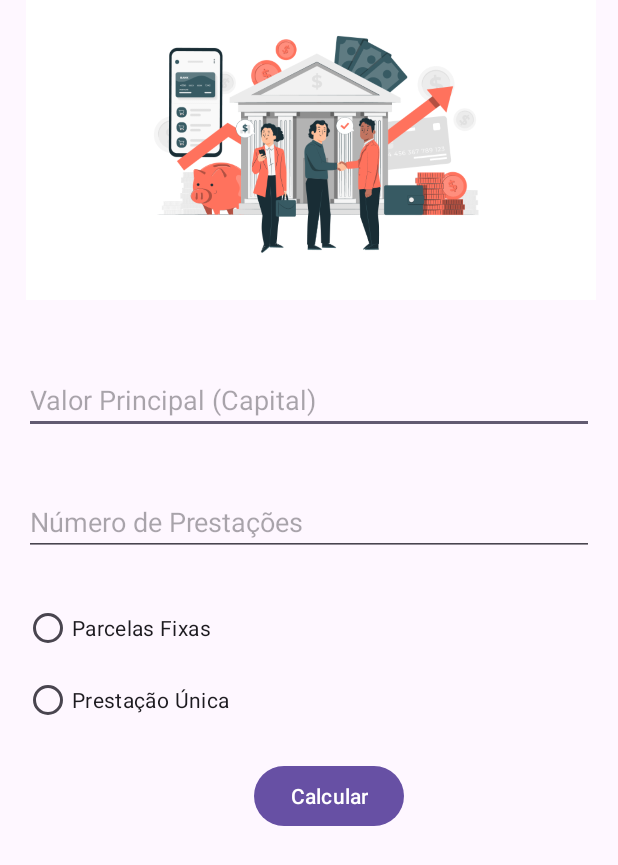
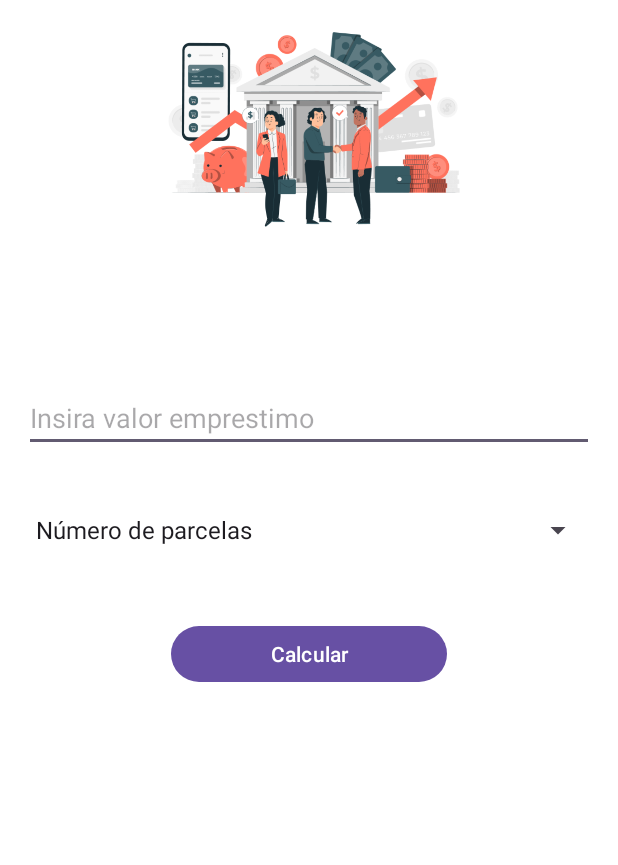
Before and after one commit to LirioManga/BankLoanApp, an Android app: the screen it shows after launch (MainActivity), after a tap on "Calcular", on a phone screen of 412 x 824 dp. Shown: the top 865 px of the screen. Run offline under Robolectric (Android 15) with nearby library versions, the phone set to English and light mode, and no system bars.

Commit message:
Inserindo imagem, no resultado

```diff
--- a/app/src/main/java/com/example/emprestimobank/MainActivity.kt
+++ b/app/src/main/java/com/example/emprestimobank/MainActivity.kt
@@ -2,8 +2,10 @@ package com.example.emprestimobank
 
 import android.content.Intent
 import android.os.Bundle
+import android.widget.ArrayAdapter
 import android.widget.Button
 import android.widget.EditText
+import android.widget.Spinner
 import android.widget.Toast
 import androidx.activity.enableEdgeToEdge
 import androidx.appcompat.app.AppCompatActivity
@@ -15,13 +17,23 @@ class MainActivity : AppCompatActivity() {
         super.onCreate(savedInstanceState)
         setContentView(R.layout.activity_main)
 
+        val installmentsSpinner: Spinner = findViewById(R.id.installmentsSpinner)
+        ArrayAdapter.createFromResource(
+            this,
+            R.array.installments_array,
+            android.R.layout.simple_spinner_item
+        ).also { adapter ->
+            adapter.setDropDownViewResource(android.R.layout.simple_spinner_dropdown_item)
+            installmentsSpinner.adapter = adapter
+        }
+
         val calculateButton: Button = findViewById(R.id.calculateButton)
         calculateButton.setOnClickListener {
+            val principal = findViewById<EditText>(R.id.principalInput).text.toString().toDoubleOrNull()
+            val installments = installmentsSpinner.selectedItem.toString().toIntOrNull()
 
-            val principal = findViewById<EditText>(R.id.principalInput).text.toString().toDoubleOrNull()
-            val installments = findViewById<EditText>(R.id.installmentsInput).text.toString().toIntOrNull()
             if (principal == null || installments == null) {
-                Toast.makeText(this, "Por favor insira todos os campos corretamente", Toast.LENGTH_SHORT).show()
+                Toast.makeText(this, "Por favor insira todos os campos correctamente", Toast.LENGTH_SHORT).show()
                 return@setOnClickListener
             }
 
--- a/app/src/main/java/com/example/emprestimobank/ResultActivity.kt
+++ b/app/src/main/java/com/example/emprestimobank/ResultActivity.kt
@@ -13,7 +13,7 @@ class ResultActivity : AppCompatActivity() {
         setContentView(R.layout.activity_result)
 
         val totalPayment = intent.getDoubleExtra("totalPayment", 0.0)
-        findViewById<TextView>(R.id.resultTextView).text = String.format("Valor total a pagar: %.2f", totalPayment)
+        findViewById<TextView>(R.id.resultTextView).text = String.format("Valor  a pagar: %.2f ", totalPayment, "Mt")
         Toast.makeText(this, "Total a pagar: %.2f".format(totalPayment), Toast.LENGTH_LONG).show()
 
         val backButton: Button = findViewById(R.id.backButton)
--- a/app/src/main/res/layout/activity_main.xml
+++ b/app/src/main/res/layout/activity_main.xml
@@ -5,30 +5,39 @@
     android:id="@+id/main"
     android:layout_width="match_parent"
     android:layout_height="match_parent"
+    android:background="@color/white"
     tools:context=".MainActivity">
 
+    <ImageView
+        android:id="@+id/myImageView"
+        android:layout_width="0dp"
+        android:layout_height="179dp"
+        android:src="@drawable/banco"
+
+        app:layout_constraintHorizontal_bias="0.647"
+        app:layout_constraintStart_toStartOf="parent"
+        tools:layout_editor_absoluteY="15dp" />
 
     <EditText
         android:id="@+id/principalInput"
         android:layout_width="0dp"
         android:layout_height="wrap_content"
         android:layout_marginHorizontal="16dp"
-        android:layout_marginTop="244dp"
-        android:hint="Valor Principal (Capital)"
+        android:layout_marginTop="256dp"
+        android:hint="Insira valor emprestimo"
         android:inputType="numberDecimal"
         app:layout_constraintEnd_toEndOf="parent"
         app:layout_constraintStart_toStartOf="parent"
         app:layout_constraintTop_toTopOf="parent" />
 
-    <EditText
-        android:id="@+id/installmentsInput"
+    <Spinner
+        android:id="@+id/installmentsSpinner"
         android:layout_width="0dp"
         android:layout_height="wrap_content"
         android:layout_marginHorizontal="16dp"
-        android:layout_marginTop="36dp"
-        android:hint="Número de Prestações"
-        android:inputType="number"
+        android:layout_marginTop="40dp"
         app:layout_constraintEnd_toEndOf="parent"
+        app:layout_constraintHorizontal_bias="0.125"
         app:layout_constraintStart_toStartOf="parent"
         app:layout_constraintTop_toBottomOf="@+id/principalInput" />
 
@@ -40,41 +49,32 @@
         android:layout_marginTop="24dp"
         app:layout_constraintEnd_toEndOf="parent"
         app:layout_constraintStart_toStartOf="parent"
-        app:layout_constraintTop_toBottomOf="@+id/installmentsInput">
+        app:layout_constraintTop_toBottomOf="@+id/installmentsSpinner">
 
-        <RadioButton
-            android:id="@+id/radioFixedInstallments"
-            android:layout_width="wrap_content"
-            android:layout_height="wrap_content"
-            android:text="Parcelas Fixas" />
+<!--        <RadioButton-->
+<!--            android:id="@+id/radioFixedInstallments"-->
+<!--            android:layout_width="wrap_content"-->
+<!--            android:layout_height="wrap_content"-->
+<!--            android:text="Parcelas Fixas" />-->
 
-        <RadioButton
-            android:id="@+id/radioSinglePayment"
-            android:layout_width="wrap_content"
-            android:layout_height="wrap_content"
-            android:text="Prestação Única" />
+<!--        <RadioButton-->
+<!--            android:id="@+id/radioSinglePayment"-->
+<!--            android:layout_width="wrap_content"-->
+<!--            android:layout_height="wrap_content"-->
+<!--            android:text="Prestação Única" />-->
 
     </RadioGroup>
 
     <Button
         android:id="@+id/calculateButton"
-        android:layout_width="wrap_content"
-        android:layout_height="wrap_content"
+        android:layout_width="184dp"
+        android:layout_height="45dp"
         android:layout_marginHorizontal="16dp"
-        android:layout_marginTop="16dp"
+        android:layout_marginTop="24dp"
         android:text="Calcular"
         app:layout_constraintEnd_toEndOf="parent"
-        app:layout_constraintHorizontal_bias="0.548"
         app:layout_constraintStart_toStartOf="parent"
         app:layout_constraintTop_toBottomOf="@+id/amortizationType" />
 
-    <ImageView
-        android:id="@+id/myImageView"
-        android:layout_width="430dp"
-        android:layout_height="200dp"
-        android:src="@drawable/banco"
-        app:layout_constraintEnd_toEndOf="parent"
-        app:layout_constraintStart_toStartOf="parent"
-        tools:layout_editor_absoluteY="45dp" />
 
 </androidx.constraintlayout.widget.ConstraintLayout>
--- a/app/src/main/res/layout/activity_result.xml
+++ b/app/src/main/res/layout/activity_result.xml
@@ -1,28 +1,45 @@
 <?xml version="1.0" encoding="utf-8"?>
 <LinearLayout xmlns:android="http://schemas.android.com/apk/res/android"
+    xmlns:app="http://schemas.android.com/apk/res-auto"
     android:layout_width="match_parent"
     android:layout_height="match_parent"
     android:orientation="vertical"
     android:gravity="center"
-    android:padding="16dp">
+    android:padding="16dp"
+    android:background="#FFFFFF">
 
-
-    <TextView
-        android:id="@+id/resultTextView"
+    <LinearLayout
         android:layout_width="wrap_content"
         android:layout_height="wrap_content"
-        android:text="Resultado"
-        android:textSize="18sp"
-        android:textStyle="bold"
+        android:orientation="horizontal"
         android:gravity="center"
-        android:layout_marginBottom="32dp" />
+        android:layout_marginBottom="32dp">
 
+        <TextView
+            android:id="@+id/resultTextView"
+            android:layout_width="wrap_content"
+            android:layout_height="wrap_content"
+            android:text="Resultado"
+            android:textSize="20sp"
+            android:textColor="#FF6200EE"
+            android:textStyle="bold"
+            android:gravity="center"
+            android:layout_marginStart="8dp" />
+
+        <ImageView
+            android:id="@+id/imageView"
+            android:layout_width="64dp"
+            android:layout_height="54dp"
+            app:srcCompat="@drawable/money" />
+    </LinearLayout>
 
     <Button
         android:id="@+id/backButton"
         android:layout_width="wrap_content"
         android:layout_height="wrap_content"
+        android:layout_gravity="center"
+        android:backgroundTint="#FF6200EE"
         android:text="Voltar"
-        android:layout_gravity="center" />
+        android:textColor="#FFFFFF" />
 
 </LinearLayout>
--- a/app/src/main/res/values/strings.xml
+++ b/app/src/main/res/values/strings.xml
@@ -42,4 +42,15 @@
         libero vel nunc consequat, quis tincidunt nisl eleifend. Cras bibendum enim a justo luctus
         vestibulum. Fusce dictum libero quis erat maximus, vitae volutpat diam dignissim.
     </string>
+    <string-array name="installments_array">
+        <item>Número de parcelas</item>
+        <item>1</item>
+        <item>2</item>
+        <item>3</item>
+        <item>4</item>
+        <item>5</item>
+        <item>6</item>
+        <item>7</item>
+        <item>8</item>
+    </string-array>
 </resources>
```
Also changed, not shown: app/src/main/res/drawable/money.jpg (added).
